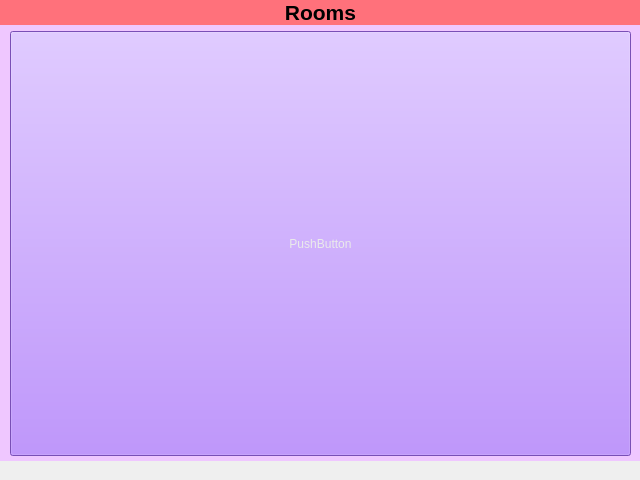
Before: the Qt Designer form qtdesigns/rooms_panel.ui in prasen12/hass-qt-client, drawn with Qt 5.
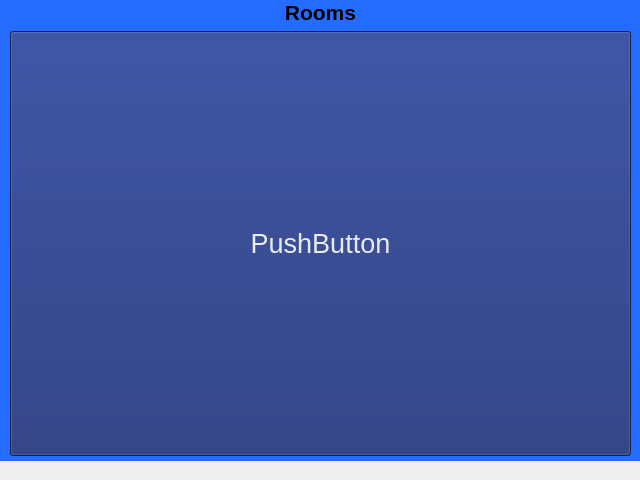
After: the same form once the commit is applied.

The edit to the form file:
```diff
--- a/qtdesigns/rooms_panel.ui
+++ b/qtdesigns/rooms_panel.ui
@@ -43,11 +43,12 @@
       <property name="font">
        <font>
         <pointsize>16</pointsize>
+        <weight>75</weight>
         <bold>true</bold>
        </font>
       </property>
       <property name="styleSheet">
-       <string notr="true">background-color: rgb(255, 113, 123);</string>
+       <string notr="true">background-color: rgb(35, 108, 255);</string>
       </property>
       <property name="text">
        <string>Rooms</string>
@@ -69,7 +70,7 @@
        <bool>false</bool>
       </property>
       <property name="styleSheet">
-       <string notr="true">background-color: rgb(239, 199, 255);</string>
+       <string notr="true">background-color: rgb(35, 108, 255);</string>
       </property>
       <widget class="QWidget" name="gridLayoutWidget">
        <property name="geometry">
@@ -99,11 +100,16 @@
            </sizepolicy>
           </property>
           <property name="font">
-           <font/>
+           <font>
+            <family>Arial</family>
+            <pointsize>20</pointsize>
+            <weight>50</weight>
+            <bold>false</bold>
+           </font>
           </property>
           <property name="styleSheet">
-           <string notr="true">background-color: rgb(170, 110, 255);
-color: rgb(234, 234, 234);</string>
+           <string notr="true">color: rgb(234, 234, 234);
+background-color: rgb(21, 40, 114);</string>
           </property>
           <property name="text">
            <string>PushButton</string>
```
